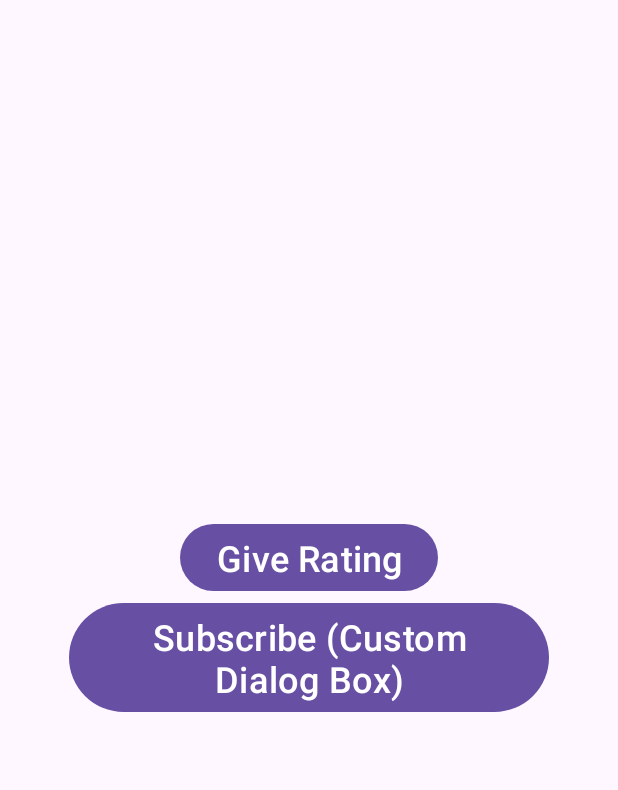
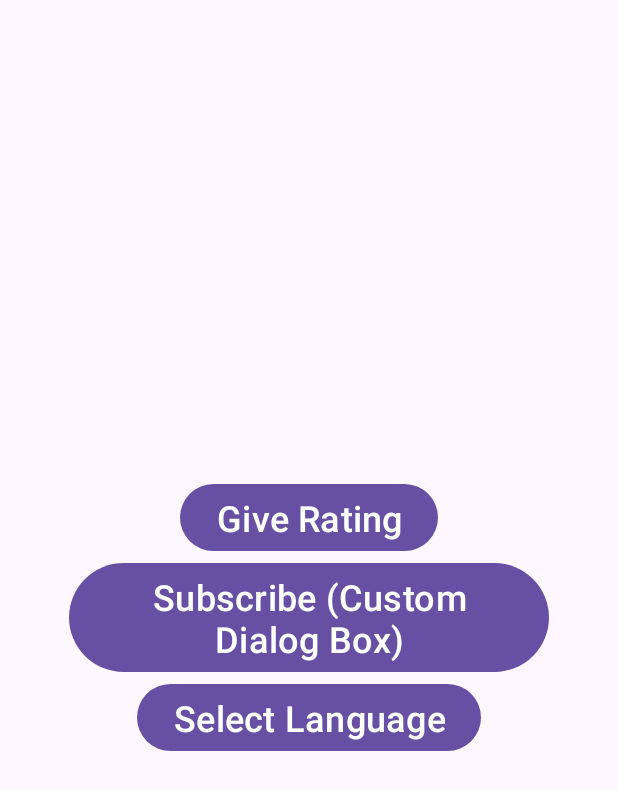
Before and after one commit to ishaant97/AndroidBasics, an Android app: the DialogBox screen opened directly, with no data from a screen before it, on a phone screen of 412 x 824 dp. Shown: the top 790 px of the screen. Run offline under Robolectric (Android 15) with nearby library versions, the phone set to English and light mode, and no system bars.

Commit message:
Custom Dialog Box For selecting different languages

```diff
--- a/app/src/main/res/layout/activity_dialog_box.xml
+++ b/app/src/main/res/layout/activity_dialog_box.xml
@@ -29,4 +29,14 @@
         android:layout_width="wrap_content"
         />
 
+    <Button
+        android:id="@+id/languagesButton"
+        android:layout_width="wrap_content"
+        android:layout_height="wrap_content"
+        android:clickable="true"
+        android:focusable="true"
+        android:text="Select Language"
+        android:textSize="24sp"
+        />
+
 </LinearLayout>
```
Also changed, not shown: app/src/main/java/com/example/androidbasics/dialogBox/DialogBox.kt (+22 -0 lines), app/src/main/res/layout/languages_custom_dialog_box.xml (added, +27 -0 lines).
